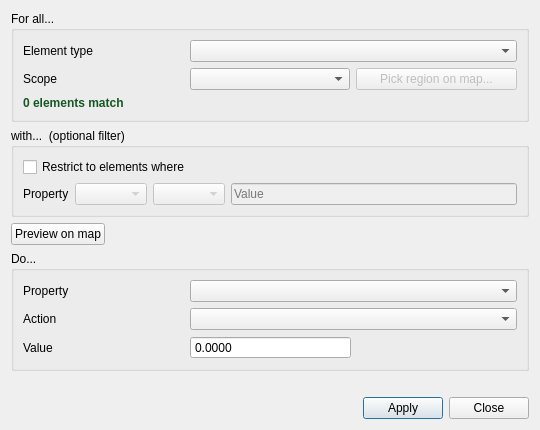
The window that ui/queries/qgisred_groupedit_dialog.ui (qgisred/QGISRed) describes before a commit, drawn with Qt 5.
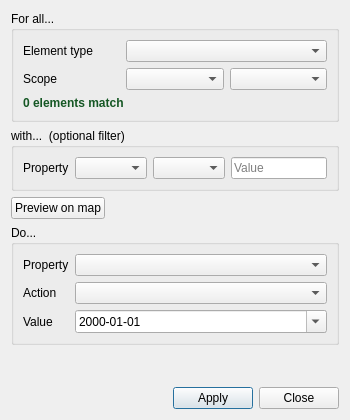
The same window after the commit. The open tabs and pages were chosen to show the change. Custom widgets are drawn as their Qt base class.

Commit message: Group Edit: Further customization

Patch:
```diff
--- a/ui/queries/qgisred_groupedit_dialog.ui
+++ b/ui/queries/qgisred_groupedit_dialog.ui
@@ -6,14 +6,14 @@
    <rect>
     <x>0</x>
     <y>0</y>
-    <width>540</width>
-    <height>430</height>
+    <width>350</width>
+    <height>420</height>
    </rect>
   </property>
   <property name="minimumSize">
    <size>
-    <width>520</width>
-    <height>430</height>
+    <width>350</width>
+    <height>0</height>
    </size>
   </property>
   <property name="windowTitle">
@@ -55,14 +55,7 @@
          <widget class="QComboBox" name="cbScope"/>
         </item>
         <item row="1" column="2">
-         <widget class="QPushButton" name="btPickRegion">
-          <property name="text">
-           <string>Pick region on map...</string>
-          </property>
-          <property name="enabled">
-           <bool>false</bool>
-          </property>
-         </widget>
+         <widget class="QComboBox" name="cbPolygonLayer"/>
         </item>
         <item row="2" column="0" colspan="3">
          <widget class="QLabel" name="lblAffectedCount">
@@ -83,39 +76,21 @@
         <string>with...  (optional filter)</string>
        </property>
        <layout class="QGridLayout" name="filterGrid">
-        <item row="0" column="0" colspan="4">
-         <widget class="QCheckBox" name="chkFilter">
-          <property name="text">
-           <string>Restrict to elements where</string>
-          </property>
-         </widget>
-        </item>
-        <item row="1" column="0">
+        <item row="0" column="0">
          <widget class="QLabel" name="lblFilterProperty">
           <property name="text">
            <string>Property</string>
           </property>
          </widget>
         </item>
-        <item row="1" column="1">
-         <widget class="QComboBox" name="cbFilterProperty">
-          <property name="enabled">
-           <bool>false</bool>
-          </property>
-         </widget>
+        <item row="0" column="1">
+         <widget class="QComboBox" name="cbFilterProperty"/>
         </item>
-        <item row="1" column="2">
-         <widget class="QComboBox" name="cbFilterOperator">
-          <property name="enabled">
-           <bool>false</bool>
-          </property>
-         </widget>
+        <item row="0" column="2">
+         <widget class="QComboBox" name="cbFilterOperator"/>
         </item>
-        <item row="1" column="3">
+        <item row="0" column="3">
          <widget class="QLineEdit" name="leFilterValue">
-          <property name="enabled">
-           <bool>false</bool>
-          </property>
           <property name="placeholderText">
            <string>Value</string>
           </property>
@@ -165,7 +140,14 @@
          </widget>
         </item>
         <item row="0" column="1" colspan="2">
-         <widget class="QComboBox" name="cbProperty"/>
+         <widget class="QComboBox" name="cbProperty">
+          <property name="sizePolicy">
+           <sizepolicy hsizetype="Expanding" vsizetype="Fixed">
+            <horstretch>0</horstretch>
+            <verstretch>0</verstretch>
+           </sizepolicy>
+          </property>
+         </widget>
         </item>
         <item row="1" column="0">
          <widget class="QLabel" name="lblAction">
@@ -178,7 +160,14 @@
          </widget>
         </item>
         <item row="1" column="1" colspan="2">
-         <widget class="QComboBox" name="cbAction"/>
+         <widget class="QComboBox" name="cbAction">
+          <property name="sizePolicy">
+           <sizepolicy hsizetype="Expanding" vsizetype="Fixed">
+            <horstretch>0</horstretch>
+            <verstretch>0</verstretch>
+           </sizepolicy>
+          </property>
+         </widget>
         </item>
         <item row="2" column="0">
          <widget class="QLabel" name="lblValue">
@@ -208,6 +197,12 @@
             </property>
             <item>
              <widget class="QDoubleSpinBox" name="sbNumber">
+              <property name="sizePolicy">
+               <sizepolicy hsizetype="Expanding" vsizetype="Fixed">
+                <horstretch>0</horstretch>
+                <verstretch>0</verstretch>
+               </sizepolicy>
+              </property>
               <property name="buttonSymbols">
                <enum>QAbstractSpinBox::NoButtons</enum>
               </property>
@@ -308,6 +303,32 @@
             </item>
            </layout>
           </widget>
+          <widget class="QWidget" name="pageDate">
+           <layout class="QHBoxLayout" name="hlDate">
+            <property name="leftMargin">
+             <number>0</number>
+            </property>
+            <property name="topMargin">
+             <number>0</number>
+            </property>
+            <property name="rightMargin">
+             <number>0</number>
+            </property>
+            <property name="bottomMargin">
+             <number>0</number>
+            </property>
+            <item>
+             <widget class="QDateEdit" name="deDate">
+              <property name="displayFormat">
+               <string>yyyy-MM-dd</string>
+              </property>
+              <property name="calendarPopup">
+               <bool>true</bool>
+              </property>
+             </widget>
+            </item>
+           </layout>
+          </widget>
          </widget>
         </item>
        </layout>
```
Left out of the diff: 24 changed lines with no effect on the pictures. The commit also changes 1 other file.
